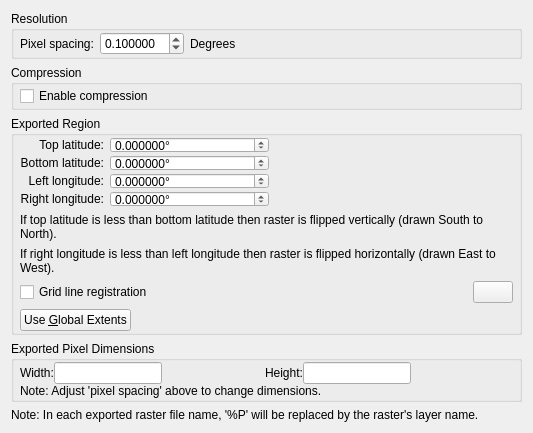
First picture: the form in src/qt-widgets/ExportRasterOptionsWidgetUi.ui, repository GPlates/GPlates, before the edit.
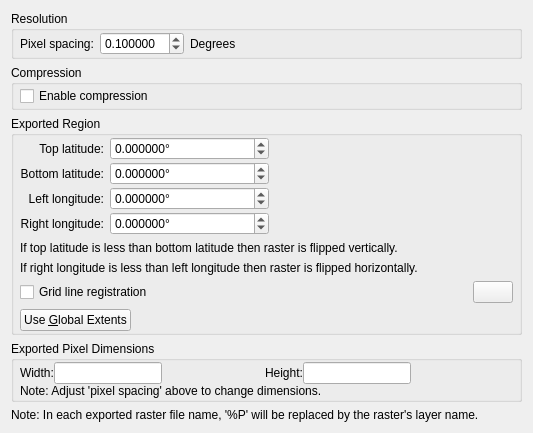
Second picture: the form after the edit. Icons and pictures are not drawn.

Commit message: (trunk) Remove mention of drawing raster when exporting it.

Diff of the .ui file:
```diff
--- a/src/qt-widgets/ExportRasterOptionsWidgetUi.ui
+++ b/src/qt-widgets/ExportRasterOptionsWidgetUi.ui
@@ -7,7 +7,7 @@
     <x>0</x>
     <y>0</y>
     <width>533</width>
-    <height>353</height>
+    <height>385</height>
    </rect>
   </property>
   <property name="windowTitle">
@@ -341,7 +341,7 @@
       <item>
        <widget class="QLabel" name="lat_extents_label">
         <property name="text">
-         <string>If top latitude is less than bottom latitude then raster is flipped vertically (drawn South to North).</string>
+         <string>If top latitude is less than bottom latitude then raster is flipped vertically.</string>
         </property>
         <property name="wordWrap">
          <bool>true</bool>
@@ -351,7 +351,7 @@
       <item>
        <widget class="QLabel" name="lon_extents_label">
         <property name="text">
-         <string>If right longitude is less than left longitude then raster is flipped horizontally (drawn East to West).</string>
+         <string>If right longitude is less than left longitude then raster is flipped horizontally.</string>
         </property>
         <property name="wordWrap">
          <bool>true</bool>
```
